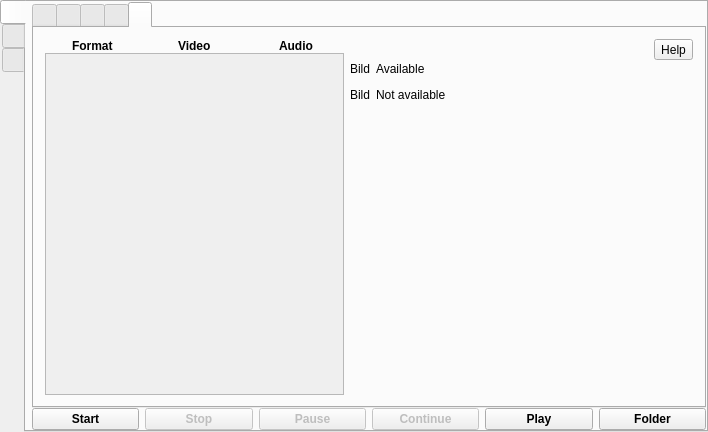
Before: the Qt Designer form src/mainwindow.ui in vkohaupt/vokoscreenNG, drawn with Qt 5.
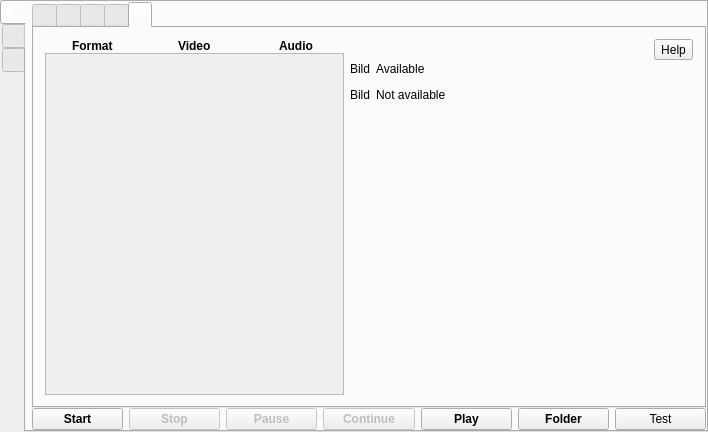
After: the same form once the commit is applied. The open tabs and pages were chosen to show the change. Icons and pictures are not drawn.

Patch:
```diff
--- a/src/mainwindow.ui
+++ b/src/mainwindow.ui
@@ -1763,6 +1763,13 @@
             </property>
            </widget>
           </item>
+          <item>
+           <widget class="QPushButton" name="pushButtonTest">
+            <property name="text">
+             <string>Test</string>
+            </property>
+           </widget>
+          </item>
          </layout>
         </item>
        </layout>
```
Left out of the diff: 9 changed lines with no effect on the pictures.
